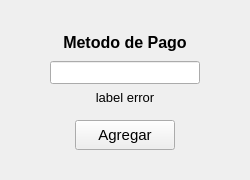
First picture: the form in Minimarket/archivos_ui/ventana_agregar_metodo_de_pago.ui, repository rulssss/Minimarket, before the edit.
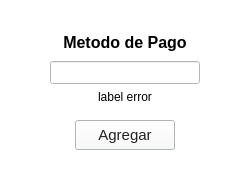
Second picture: the form after the edit.

Commit message: se editaron los ui

The edit to the form file:
```diff
--- a/Minimarket/archivos_ui/ventana_agregar_metodo_de_pago.ui
+++ b/Minimarket/archivos_ui/ventana_agregar_metodo_de_pago.ui
@@ -25,6 +25,23 @@
   <property name="windowTitle">
    <string>Form</string>
   </property>
+  <property name="styleSheet">
+   <string notr="true">QWidget {
+    background-color: #ffffff; /* Fondo blanco */
+}
+
+QPushButton {
+    background-color: #f8f9fa;      /* Gris muy claro */
+    color: #222222;                 /* Texto oscuro */
+
+}
+QPushButton:hover {
+    background-color: #e2e6ea;      /* Un poco más oscuro al pasar el mouse */
+}
+QPushButton:pressed {
+    background-color: #d1d5d8;      /* Gris más oscuro al presionar */
+}</string>
+  </property>
   <layout class="QGridLayout" name="gridLayout">
    <item row="0" column="0">
     <widget class="QFrame" name="frame">
```
The commit also changes 5 other files.
